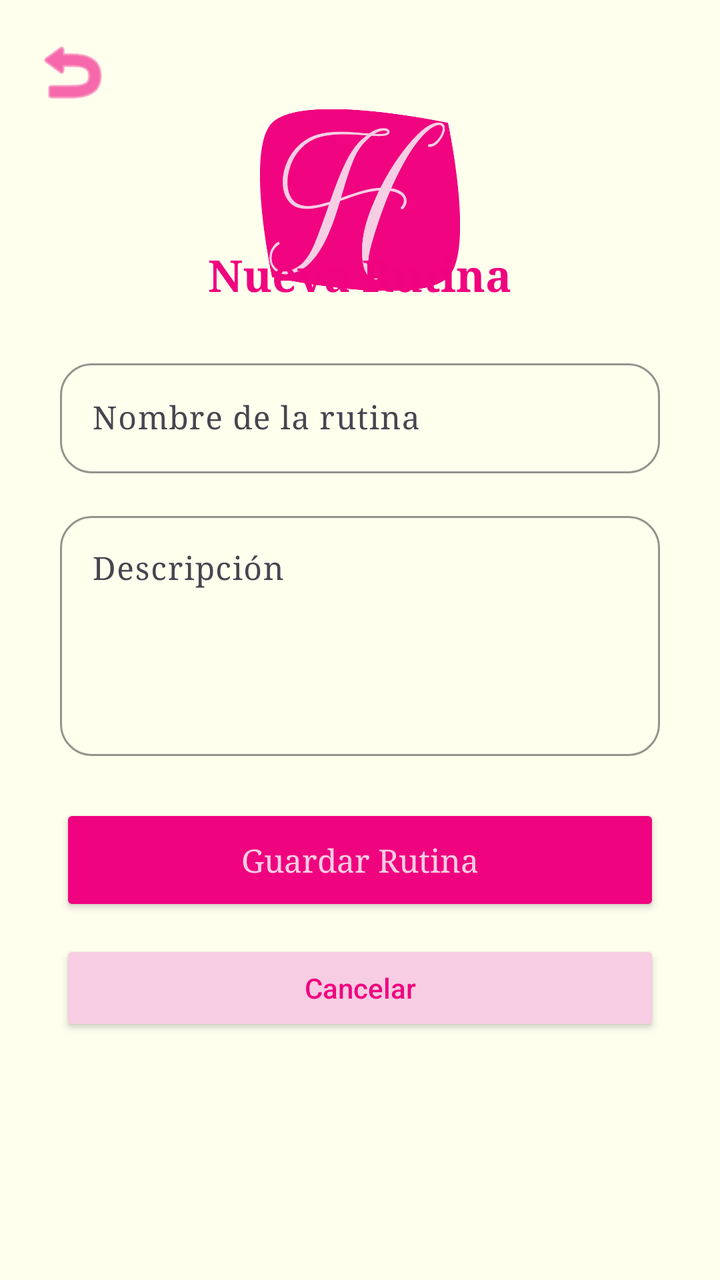
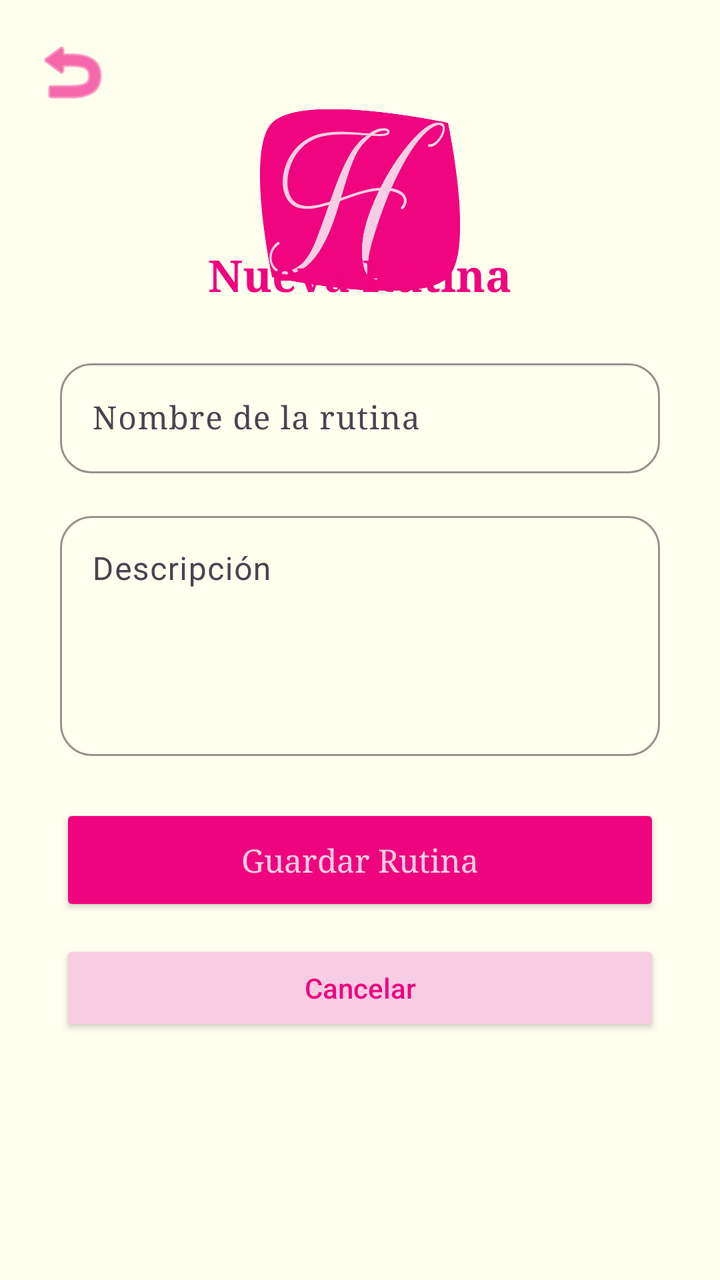

The first picture is an Android layout as it rendered before a commit; the second is the same layout after the commit. The layout source and the unified diff follow.
<!-- AndroidManifest.xml: application theme Theme.Herafit -->
<!-- res/layout/activity_add_rutina.xml -->
<?xml version="1.0" encoding="utf-8" ?>
<androidx.constraintlayout.widget.ConstraintLayout
    xmlns:android="http://schemas.android.com/apk/res/android"
    xmlns:app="http://schemas.android.com/apk/res-auto"
    android:layout_width="match_parent"
    android:layout_height="match_parent"
    android:background="#FFFFEE">

    
    <ImageView
        android:id="@+id/backBtn"
        android:layout_width="40dp"
        android:layout_height="40dp"
        android:layout_marginStart="16dp"
        android:layout_marginTop="16dp"
        android:src="@android:drawable/ic_menu_revert"
        android:contentDescription="Volver"
        android:clickable="true"
        android:focusable="true"
        app:layout_constraintStart_toStartOf="parent"
        app:layout_constraintTop_toTopOf="parent"
        app:tint="#F0037F" />

    <ImageView
        android:id="@+id/appLogo"
        android:layout_width="100dp"
        android:layout_height="100dp"
        android:layout_marginTop="50dp"
        android:contentDescription="Herafit App Logo"
        android:src="@drawable/herafitlohoh_copia"
        app:layout_constraintEnd_toEndOf="parent"
        app:layout_constraintStart_toStartOf="parent"
        app:layout_constraintTop_toTopOf="parent"
        app:layout_constraintVertical_chainStyle="packed"/>

    
    <LinearLayout
        android:id="@+id/container"
        android:layout_width="0dp"
        android:layout_height="wrap_content"
        android:gravity="center_horizontal"
        android:orientation="vertical"
        android:padding="24dp"
        app:layout_constraintBottom_toBottomOf="parent"
        app:layout_constraintEnd_toEndOf="parent"
        app:layout_constraintStart_toStartOf="parent"
        app:layout_constraintTop_toTopOf="parent">

        
        <TextView
            android:layout_width="wrap_content"
            android:layout_height="wrap_content"
            android:layout_marginBottom="24dp"
            android:fontFamily="serif"
            android:text="Nueva Rutina"
            android:textColor="#F0037F"
            android:textSize="22sp"
            android:textStyle="bold" />

        
        <com.google.android.material.textfield.TextInputLayout
            android:layout_width="300dp"
            android:layout_height="wrap_content"
            android:fontFamily="serif"
            android:hint="Nombre de la rutina"
            app:boxBackgroundMode="outline"
            app:boxCornerRadiusBottomEnd="16dp"
            app:boxCornerRadiusBottomStart="16dp"
            app:boxCornerRadiusTopEnd="16dp"
            app:boxCornerRadiusTopStart="16dp"
            app:boxStrokeColor="#C2185B">

            <com.google.android.material.textfield.TextInputEditText
                android:id="@+id/nombre"
                android:layout_width="300dp"
                android:fontFamily="serif"
                android:layout_height="wrap_content"
                android:inputType="text" />
        </com.google.android.material.textfield.TextInputLayout>

        
        <View
            android:layout_width="match_parent"
            android:layout_height="16dp" />

        
        <com.google.android.material.textfield.TextInputLayout
            android:layout_width="300dp"
            android:layout_height="wrap_content"
            android:fontFamily="serif"
            android:hint="Descripción"
            app:boxBackgroundMode="outline"
            app:boxCornerRadiusBottomEnd="16dp"
            app:boxCornerRadiusBottomStart="16dp"
            app:boxCornerRadiusTopEnd="16dp"
            app:boxCornerRadiusTopStart="16dp"
            app:boxStrokeColor="#C2185B">

            <com.google.android.material.textfield.TextInputEditText
                android:id="@+id/descripcion"
                android:layout_width="300dp"
                android:fontFamily="serif"
                android:layout_height="120dp"
                android:gravity="top"
                android:inputType="textMultiLine" />
        </com.google.android.material.textfield.TextInputLayout>

        
        <Button
            android:id="@+id/saveBtn"
            android:layout_width="300dp"
            android:layout_height="56dp"
            android:layout_marginTop="24dp"
            android:backgroundTint="#F0037F"
            android:fontFamily="serif"
            android:text="Guardar Rutina"
            android:textAllCaps="false"
            android:textColor="#F6CDE2"
            android:textSize="16sp" />

        <Button
            android:id="@+id/cancelBtn"
            android:layout_width="300dp"
            android:layout_height="wrap_content"
            android:layout_marginTop="12dp"
            android:backgroundTint="#F6CDE2"
            android:text="Cancelar"
            android:textAllCaps="false"
            android:textColor="#F0037F"
            app:layout_constraintEnd_toEndOf="parent"
            app:layout_constraintStart_toStartOf="parent"
            app:layout_constraintTop_toBottomOf="@id/saveBtn" />

    </LinearLayout>

    <androidx.constraintlayout.helper.widget.Layer android:layout_width="wrap_content"
        android:layout_height="wrap_content" />

</androidx.constraintlayout.widget.ConstraintLayout>
<!-- resources referenced by this layout -->
<resources>
  <!-- drawable herafitlohoh_copia: png bitmap (drawable, 22718 bytes) -->
  <style name="Theme.Herafit" parent="Base.Theme.Herafit" />
  <style name="Base.Theme.Herafit" parent="Theme.Material3.DayNight.NoActionBar">
          
          
      </style>
</resources>

<!-- the commit's change to res/layout/activity_add_rutina.xml (unified diff, before → after) -->
@@ -96,13 +96,13 @@
             app:boxCornerRadiusTopStart="16dp"
             app:boxStrokeColor="#C2185B">
 
-            <com.google.android.material.textfield.TextInputEditText
-                android:id="@+id/descripcion"
-                android:layout_width="300dp"
-                android:fontFamily="serif"
-                android:layout_height="120dp"
-                android:gravity="top"
-                android:inputType="textMultiLine" />
+
+        <com.google.android.material.textfield.TextInputEditText
+            android:id="@+id/descripcion"
+            android:layout_width="300dp"
+            android:layout_height="wrap_content"
+            android:minHeight="120dp"
+            android:gravity="top" />
         </com.google.android.material.textfield.TextInputLayout>
 
         
@@ -133,7 +133,5 @@
 
     </LinearLayout>
 
-    <androidx.constraintlayout.helper.widget.Layer android:layout_width="wrap_content"
-        android:layout_height="wrap_content" />
 
 </androidx.constraintlayout.widget.ConstraintLayout>
